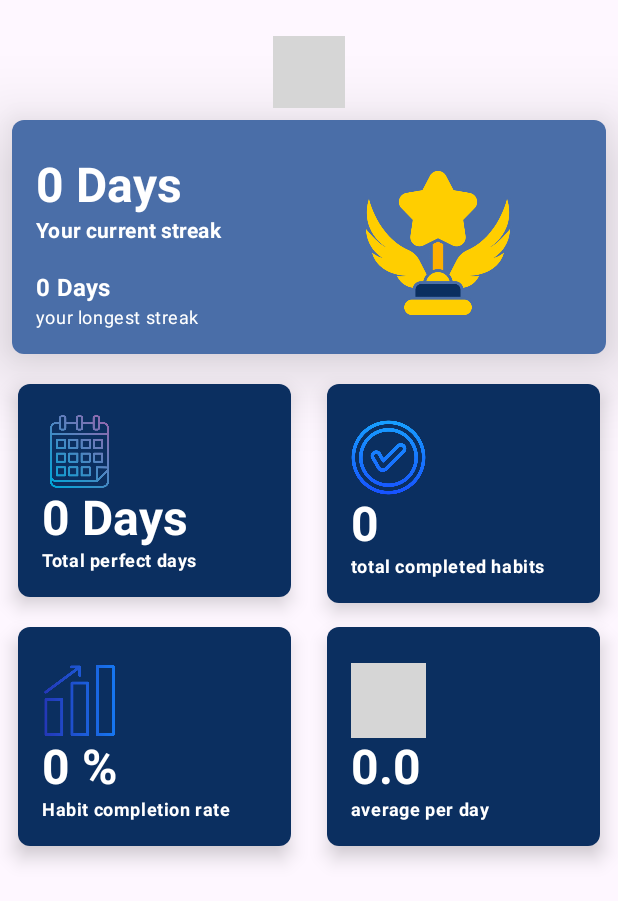
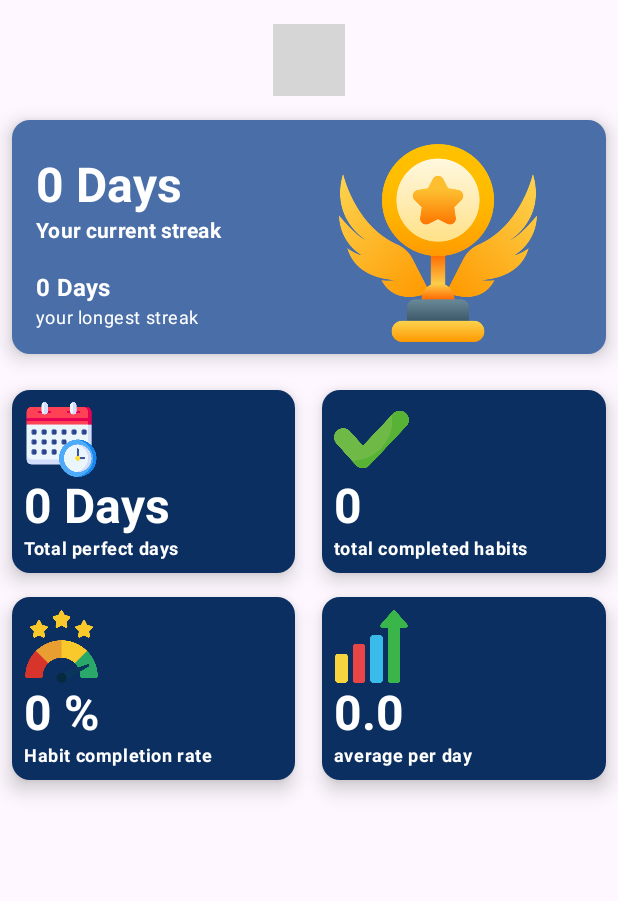
Before and after one commit to basanthaider/HabitTrackerApp, an Android app built with Jetpack Compose: the @Preview function ProfileScreenPreview, on a phone screen of 412 x 824 dp. Shown: the top 901 px of the screen. Run offline under Robolectric (Android 15) with nearby library versions, the phone set to English and light mode, and no system bars; libraries missing offline, so code that uses them is left out: com.github.mikephil.charting; 1 statement that could not run was skipped; grey boxes are pictures that could not be loaded.

Commit message:
chang stat screen icons

```diff
--- a/app/src/main/java/com/example/habittrackerapp/ui/screens/NavHostScreen.kt
+++ b/app/src/main/java/com/example/habittrackerapp/ui/screens/NavHostScreen.kt
@@ -9,7 +9,6 @@ import androidx.compose.material.icons.filled.Home
 import androidx.compose.material.icons.filled.Person
 import androidx.compose.material3.BottomAppBar
 import androidx.compose.material3.Icon
-import androidx.compose.material3.MaterialTheme
 import androidx.compose.material3.NavigationBarItem
 import androidx.compose.material3.NavigationBarItemDefaults
 import androidx.compose.material3.Scaffold
@@ -26,6 +25,7 @@ import androidx.navigation.compose.NavHost
 import androidx.navigation.compose.composable
 import androidx.navigation.compose.currentBackStackEntryAsState
 import androidx.navigation.compose.rememberNavController
+import com.example.habittrackerapp.repository.HabitRepository
 import com.example.habittrackerapp.ui.theme.Blue
 import com.example.habittrackerapp.ui.theme.DarkBlue
 import com.example.habittrackerapp.ui.theme.White
@@ -80,7 +80,7 @@ fun NavHostScreen() {
             }
             composable(route = "/addHabit") {
                 bottomBarVisibility = false
-                AddHabit(navController)
+                AddHabit(navController, habitRepository = HabitRepository())
             }
             composable(route = "/editHabit") {
                 bottomBarVisibility = false
@@ -118,7 +118,7 @@ fun NavigationBottomBar(navController: NavHostController, items: List<NavItem>)
                     }
                 },
                 icon = { Icon(imageVector = item.icon, contentDescription = item.label) },
-                alwaysShowLabel = false,
+                alwaysShowLabel = true,
                 colors = NavigationBarItemDefaults.colors(
                     selectedIconColor = Blue,
                     selectedTextColor = White,
--- a/app/src/main/java/com/example/habittrackerapp/ui/screens/ProfileScreen.kt
+++ b/app/src/main/java/com/example/habittrackerapp/ui/screens/ProfileScreen.kt
@@ -1,7 +1,9 @@
 package com.example.habittrackerapp.ui.screens
 
 import android.view.LayoutInflater
+import androidx.compose.animation.animateContentSize
 import androidx.compose.foundation.Image
+import androidx.compose.foundation.background
 import androidx.compose.foundation.layout.Arrangement
 import androidx.compose.foundation.layout.Box
 import androidx.compose.foundation.layout.Column
@@ -19,6 +21,7 @@ import androidx.compose.material3.Text
 import androidx.compose.runtime.Composable
 import androidx.compose.ui.Alignment
 import androidx.compose.ui.Modifier
+import androidx.compose.ui.draw.shadow
 import androidx.compose.ui.graphics.Color
 import androidx.compose.ui.graphics.toArgb
 import androidx.compose.ui.platform.LocalContext
@@ -48,7 +51,7 @@ fun ProfileScreen(navController: NavHostController) {
         Box(
             modifier = Modifier
                 .fillMaxWidth()
-                .padding(top = 16.dp, start = 16.dp, end = 16.dp, bottom = 8.dp),
+                .padding(top = 8.dp, start = 8.dp, end = 8.dp, bottom = 8.dp),
             contentAlignment = Alignment.Center,
         )
         {
@@ -88,6 +91,7 @@ fun LineChart() {
         }, modifier = Modifier
             .fillMaxWidth()
             .height(250.dp)
+            .padding(top = 32.dp, bottom = 32.dp)
     )
     { view ->
         val lineChart = view.findViewById<LineChart>(R.id.lineChart)
@@ -127,13 +131,13 @@ fun LineChart() {
 @Composable
 fun StreakCard() {
     Card(
-        elevation = CardDefaults.cardElevation(defaultElevation = 32.dp),
-        shape = RoundedCornerShape(8.dp),
+        elevation = CardDefaults.cardElevation(defaultElevation = 8.dp),
+        shape = RoundedCornerShape(12.dp),
         colors = CardDefaults.cardColors(
             containerColor = Blue
         ),
         modifier = Modifier
-            .padding(8.dp)
+            .padding(start = 8.dp, top = 16.dp, bottom = 16.dp, end = 8.dp)
             .fillMaxWidth()
     ) {
         Row(
@@ -171,11 +175,11 @@ fun StreakCard() {
 
             }
             Image(
-                painter = painterResource(id = R.drawable.trophy),
+                painter = painterResource(id = R.drawable.ic_trophy),
                 contentDescription = "streak",
                 modifier = Modifier
                     .padding(start = 16.dp)
-                    .size(100.dp)
+                    .size(132.dp)
                     .weight(1f)
             )
 
@@ -186,11 +190,11 @@ fun StreakCard() {
 
 @Composable
 fun Grid() {
-    Column (  modifier = Modifier.padding(4.dp)){
-        Row(horizontalArrangement = Arrangement.spacedBy(8.dp)) {
+    Column {
+        Row(horizontalArrangement = Arrangement.spacedBy(2.dp)) {
             Card(
                 elevation = CardDefaults.cardElevation(defaultElevation = 8.dp),
-                shape = RoundedCornerShape(8.dp),
+                shape = RoundedCornerShape(12.dp),
                 colors = CardDefaults.cardColors(containerColor = DarkBlue),
                 modifier = Modifier
                     .padding(8.dp)
@@ -198,16 +202,14 @@ fun Grid() {
             ) {
                 Row(
                     verticalAlignment = Alignment.CenterVertically,
-                    modifier = Modifier.padding(top = 4.dp),
                 ) {
                     Column(
-                        modifier = Modifier.padding(16.dp)
+                        modifier = Modifier.padding(8.dp)
                     ) {
                         Image(
-                            painter = painterResource(id = R.drawable.calender_png),
+                            painter = painterResource(id = R.drawable.ic_schedulee),
                             contentDescription = "streak",
                             modifier = Modifier.size(50.dp)
-
                         )
                         Text(
                             text = "0 Days",
@@ -221,32 +223,28 @@ fun Grid() {
                             color = Color.White,
                             fontWeight = FontWeight.Bold,
                         )
-
                     }
-
                 }
             }
             Card(
                 elevation = CardDefaults.cardElevation(defaultElevation = 8.dp),
-                shape = RoundedCornerShape(8.dp),
+                shape = RoundedCornerShape(12.dp),
                 colors = CardDefaults.cardColors(containerColor = DarkBlue),
                 modifier = Modifier
                     .padding(8.dp)
                     .weight(1f)
             ) {
                 Row(
-                    verticalAlignment = Alignment.CenterVertically,
-                    modifier = Modifier.padding(top = 8.dp),
+                    verticalAlignment = Alignment.CenterVertically
                 ) {
                     Column(
-                        modifier = Modifier.padding(16.dp)
+                        modifier = Modifier.padding(8.dp)
                     ) {
                         Image(
-                            painter = painterResource(id = R.drawable.check),
+                            painter = painterResource(id = R.drawable.ic_check),
                             contentDescription = "streak",
                             modifier = Modifier
                                 .size(50.dp)
-
                         )
                         Text(
                             text = "0",
@@ -260,17 +258,14 @@ fun Grid() {
                             color = Color.White,
                             fontWeight = FontWeight.Bold,
                         )
-
                     }
-
                 }
             }
-
         }
-        Row(horizontalArrangement = Arrangement.spacedBy(8.dp)) {
+        Row(horizontalArrangement = Arrangement.spacedBy(2.dp)) {
             Card(
                 elevation = CardDefaults.cardElevation(defaultElevation = 8.dp),
-                shape = RoundedCornerShape(8.dp),
+                shape = RoundedCornerShape(12.dp),
                 colors = CardDefaults.cardColors(containerColor = DarkBlue),
                 modifier = Modifier
                     .padding(8.dp)
@@ -278,16 +273,14 @@ fun Grid() {
             ) {
                 Row(
                     verticalAlignment = Alignment.CenterVertically,
-                    modifier = Modifier.padding(top = 8.dp),
                 ) {
                     Column(
-                        modifier = Modifier.padding(16.dp)
+                        modifier = Modifier.padding(8.dp)
                     ) {
                         Image(
-                            painter = painterResource(id = R.drawable.rate),
+                            painter = painterResource(id = R.drawable.ic_rate),
                             contentDescription = "streak",
                             modifier = Modifier.size(50.dp)
-
                         )
                         Text(
                             text = "0 %",
@@ -301,14 +294,12 @@ fun Grid() {
                             color = Color.White,
                             fontWeight = FontWeight.Bold,
                         )
-
                     }
-
                 }
             }
             Card(
                 elevation = CardDefaults.cardElevation(defaultElevation = 8.dp),
-                shape = RoundedCornerShape(8.dp),
+                shape = RoundedCornerShape(12.dp),
                 colors = CardDefaults.cardColors(containerColor = DarkBlue),
                 modifier = Modifier
                     .padding(8.dp)
@@ -316,17 +307,15 @@ fun Grid() {
             ) {
                 Row(
                     verticalAlignment = Alignment.CenterVertically,
-                    modifier = Modifier.padding(top = 8.dp),
                 ) {
                     Column(
-                        modifier = Modifier.padding(16.dp)
+                        modifier = Modifier.padding(8.dp)
                     ) {
                         Image(
-                            painter = painterResource(id = R.drawable.avarge),
+                            painter = painterResource(id = R.drawable.growth),
                             contentDescription = "streak",
                             modifier = Modifier
                                 .size(50.dp)
-
                         )
                         Text(
                             text = "0.0",
@@ -340,15 +329,12 @@ fun Grid() {
                             color = Color.White,
                             fontWeight = FontWeight.Bold,
                         )
-
                     }
-
                 }
             }
-
         }
     }
-    }
+}
 
 
 
--- a/app/src/main/res/drawable/chart_gardient.xml
+++ b/app/src/main/res/drawable/chart_gardient.xml
@@ -3,5 +3,6 @@
     <gradient
         android:angle="270"
         android:endColor="@color/white"
-        android:startColor="@color/darkBlue"/>
+        android:startColor="@color/blue"
+        />
 </shape>
```
Also changed, not shown: app/src/main/res/drawable/growth.png (added), app/src/main/res/drawable/ic_calendar.png (added), app/src/main/res/drawable/ic_check.png (added), app/src/main/res/drawable/ic_rate.png (added), app/src/main/res/drawable/ic_schedulee.png (added), app/src/main/res/drawable/ic_trophy.png (added), app/src/main/res/drawable/increase.png (added).
